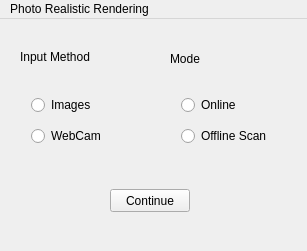
First picture: the form in GUIApplication/mainwindow.ui, repository rishshah/Photo-realistic-rendering-in-AR-, before the edit.
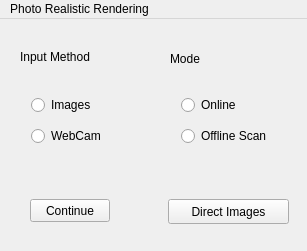
Second picture: the form after the edit.

What changed in the file:
```diff
--- a/GUIApplication/mainwindow.ui
+++ b/GUIApplication/mainwindow.ui
@@ -17,8 +17,8 @@
    <widget class="QPushButton" name="continue_pushbutton">
     <property name="geometry">
      <rect>
-      <x>110</x>
-      <y>170</y>
+      <x>30</x>
+      <y>180</y>
       <width>80</width>
       <height>23</height>
      </rect>
@@ -105,6 +105,19 @@
      <string>Mode</string>
     </property>
    </widget>
+   <widget class="QPushButton" name="pushButton">
+    <property name="geometry">
+     <rect>
+      <x>168</x>
+      <y>180</y>
+      <width>121</width>
+      <height>25</height>
+     </rect>
+    </property>
+    <property name="text">
+     <string>Direct Images</string>
+    </property>
+   </widget>
   </widget>
   <widget class="QMenuBar" name="menuBar">
    <property name="geometry">
```
